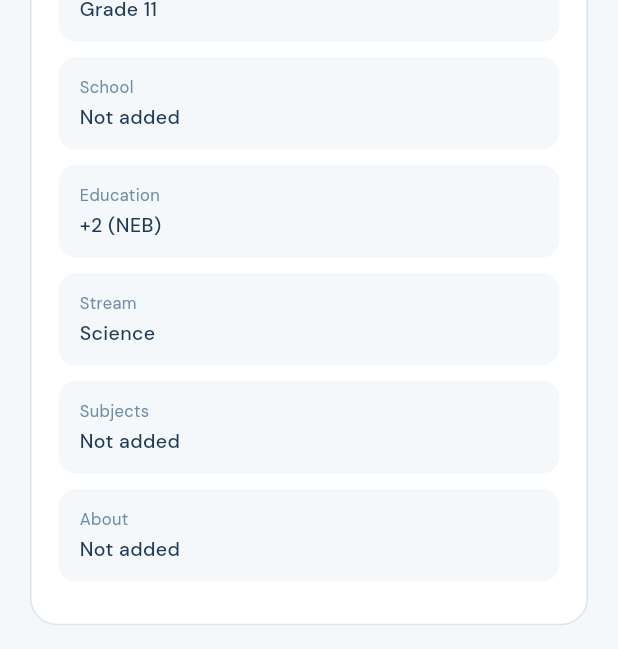
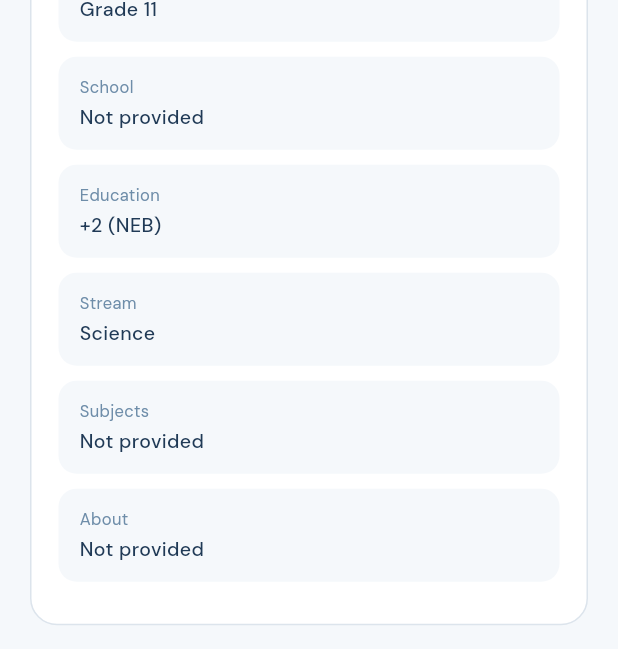
Before and after one commit to samriddhipahadi-ai/AI39-C--Mentora-, a Flutter app: the DashboardShell screen opened by its route, item 5 of the bottom bar chosen, scrolled down 576 dp, on a phone screen of 412 x 824 dp. Shown: the part 308-957 px from the top of the screen. Run offline on Flutter 3.47's test engine with Material 3 defaults, Android fonts, the phone set to English and light mode, and no system bars; our stand-ins replace google_fonts, image_picker; accounts and stored records are empty.

Commit message:
update empty profile field placeholder

```diff
--- a/lib/views/widgets/info_tile.dart
+++ b/lib/views/widgets/info_tile.dart
@@ -32,7 +32,7 @@ class InfoTile extends StatelessWidget {
           Text(label, style: AppText.small),
           const SizedBox(height: 3),
           Text(
-            value.trim().isEmpty ? 'Not added' : value,
+            value.trim().isEmpty ? 'Not provided' : value,
             style: AppText.bodyDark,
           ),
         ],
```
